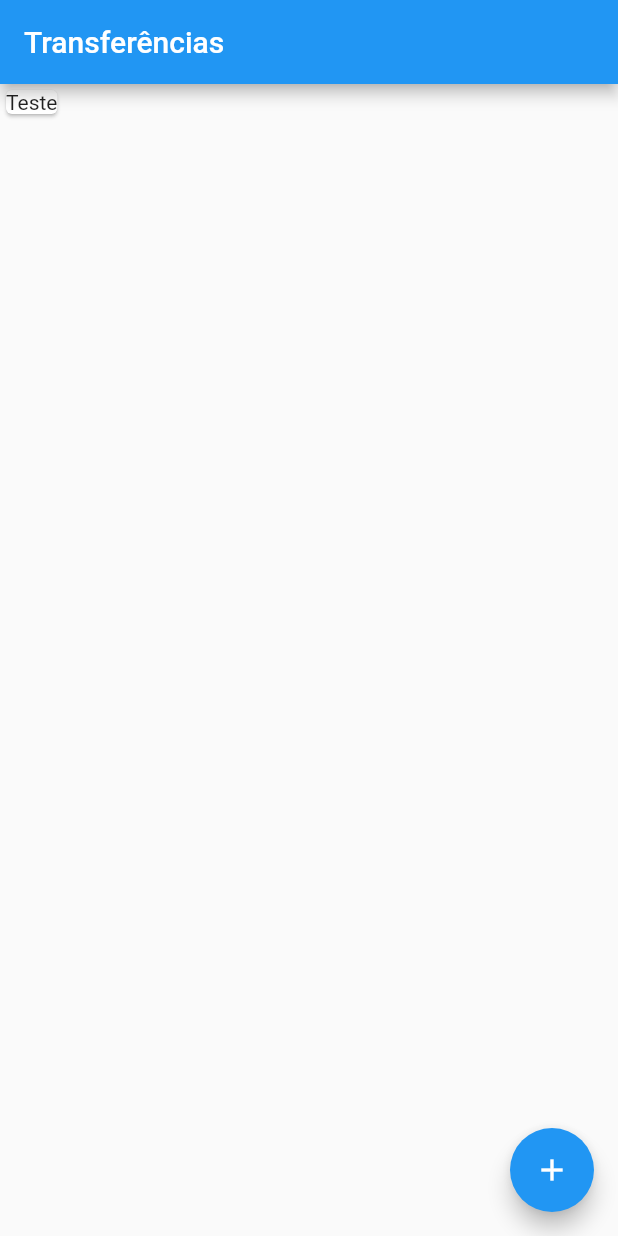
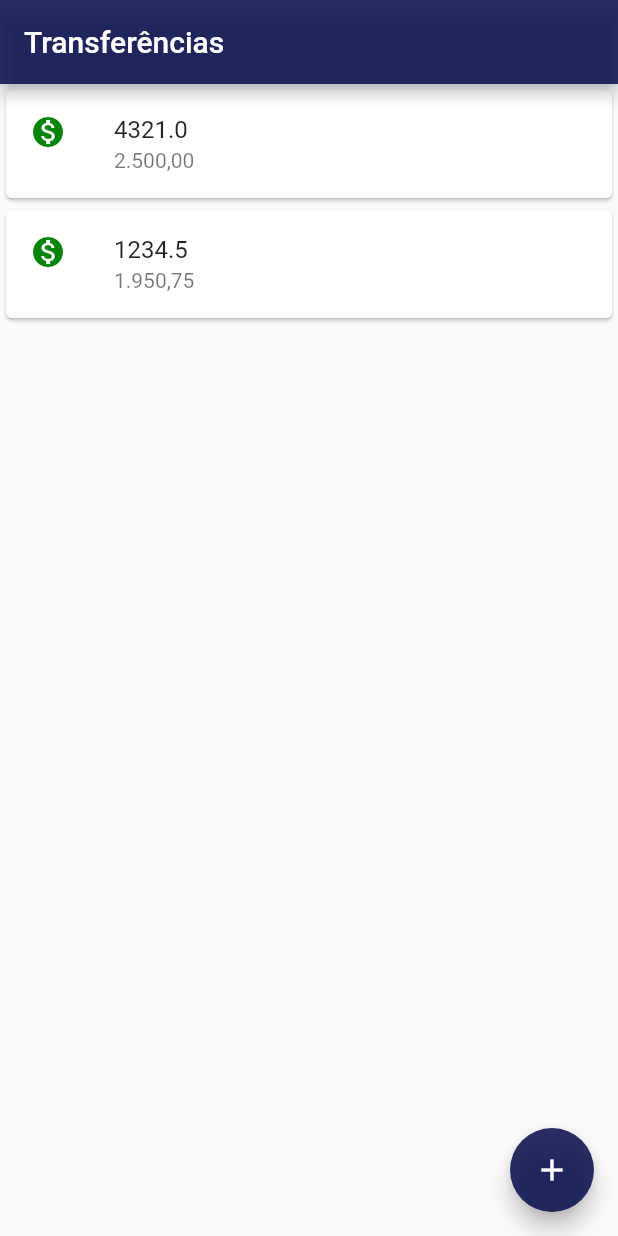
Before and after one commit to ABBorges1/Bank, a Flutter app: the screen it shows after launch, on a phone screen of 412 x 824 dp. Run offline on Flutter 3.47's test engine with Material 2 defaults, Android fonts, the phone set to English and light mode, and no system bars.

Commit message:
Criação card e refatorado para uma nova class

```diff
--- a/lib/main.dart
+++ b/lib/main.dart
@@ -5,15 +5,57 @@ void main() => runApp(
         MaterialApp(
             // Scaffold seria o esqueleto da aplicação. Sempre colocado após o home
             home: Scaffold(
-              body: Card(
-                child: Text('Teste'),
-              ),
+      body: ListaTransferencias(),
       appBar: AppBar(
         title: const Text('Transferências'),
+        backgroundColor: const Color.fromARGB(221, 9, 16, 77),
       ),
       floatingActionButton: FloatingActionButton(
         // onPressed ficará a função ...
         onPressed: () {},
+        backgroundColor: const Color.fromARGB(221, 9, 16, 77),
         child: const Icon(Icons.add),
       ),
     )));
+
+
+
+
+// StatelessWidget renderização do estado atual
+// Stateless é um widget estático
+// Stateful é completamente dinâmico
+class ListaTransferencias extends StatelessWidget {
+  // Construção do widget
+  @override
+  Widget build(BuildContext context) {
+    // TODO: implement build
+    return Column(
+      children: const [
+        Card(
+          // ListTile lista os títulos. Consegue colocar título e subtitulo
+          child: ListTile(
+            // leading responsavel por colocar um desenho, um ícone
+            leading: Icon(
+              Icons.monetization_on,
+              color: Color.fromARGB(255, 4, 132, 9),
+            ),
+            title: Text('4321.0'),
+            subtitle: Text('2.500,00'),
+          ),
+        ),
+        Card(
+          // ListTile lista os títulos. Consegue colocar título e subtitulo
+          child: ListTile(
+            // leading responsavel por colocar um desenho, um ícone
+            leading: Icon(
+              Icons.monetization_on,
+              color: Color.fromARGB(255, 4, 132, 9),
+            ),
+            title: Text('1234.5'),
+            subtitle: Text('1.950,75'),
+          ),
+        ),
+      ],
+    );
+  }
+}
```
Lines whose indentation alone changed are shown as unchanged.
